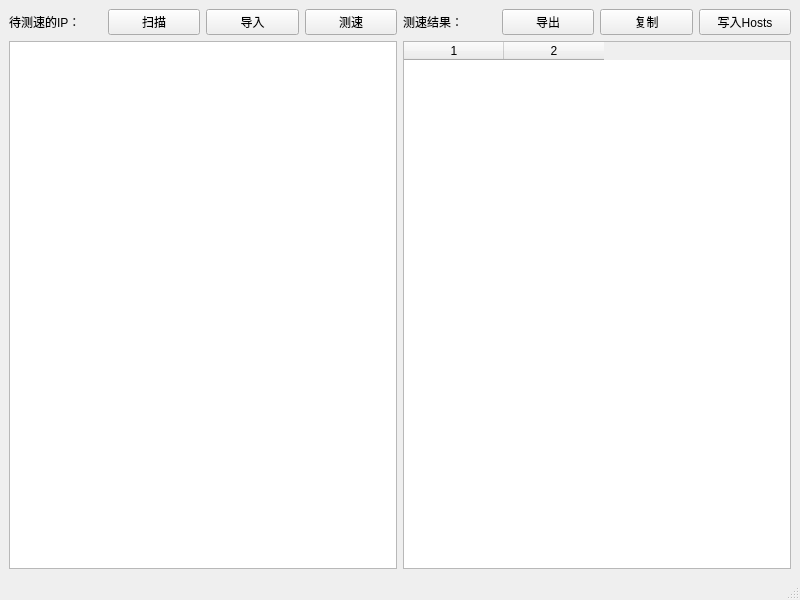
Before: the Qt Designer form MainWindow.ui in GoodCoder666/GoogleTranslate_IPFinder, drawn with Qt 5.
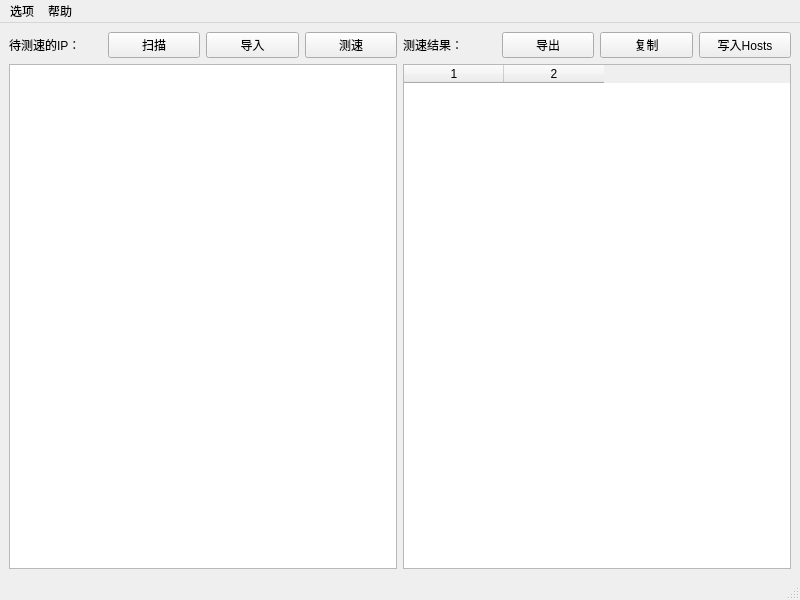
After: the same form once the commit is applied. Icons and pictures are not drawn.

Diff of the .ui file:
```diff
--- a/MainWindow.ui
+++ b/MainWindow.ui
@@ -141,6 +141,25 @@
      <height>22</height>
     </rect>
    </property>
+   <widget class="QMenu" name="optionsMenu">
+    <property name="title">
+     <string>选项</string>
+    </property>
+    <addaction name="actSettings"/>
+    <addaction name="separator"/>
+    <addaction name="actResetSettings"/>
+   </widget>
+   <widget class="QMenu" name="helpMenu">
+    <property name="title">
+     <string>帮助</string>
+    </property>
+    <addaction name="actProjectHomepage"/>
+    <addaction name="actCheckUpdates"/>
+    <addaction name="separator"/>
+    <addaction name="actAbout"/>
+   </widget>
+   <addaction name="optionsMenu"/>
+   <addaction name="helpMenu"/>
   </widget>
   <widget class="QStatusBar" name="statusbar"/>
  </widget>
```
Left out of the diff: 31 changed lines with no effect on the pictures.
